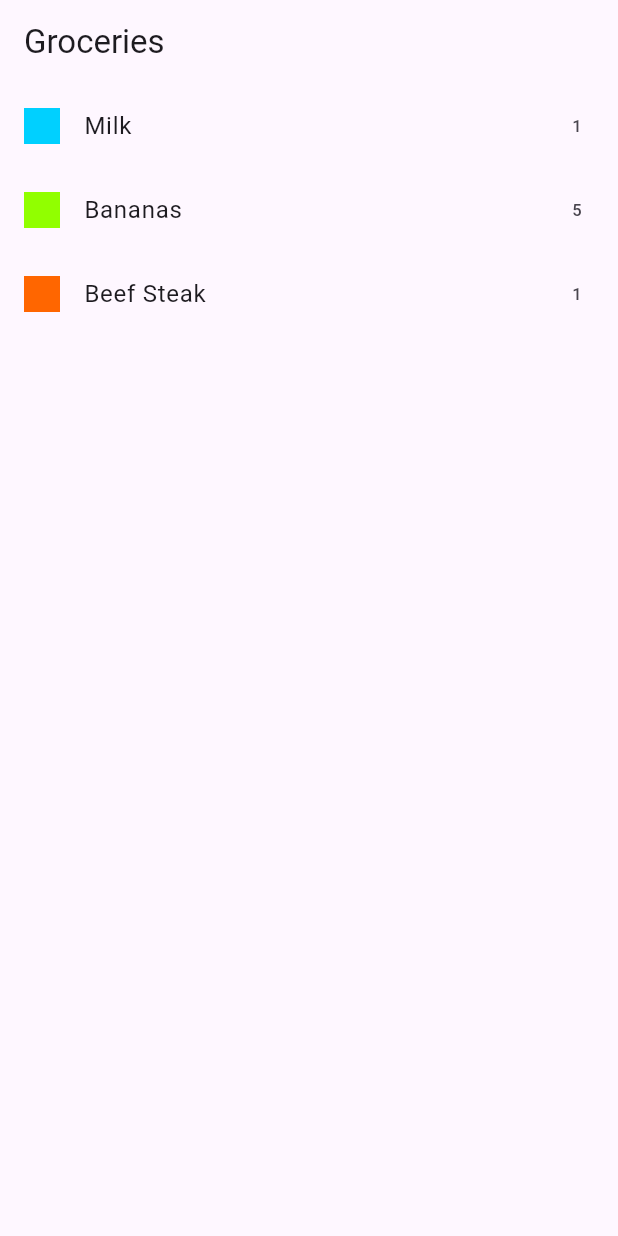
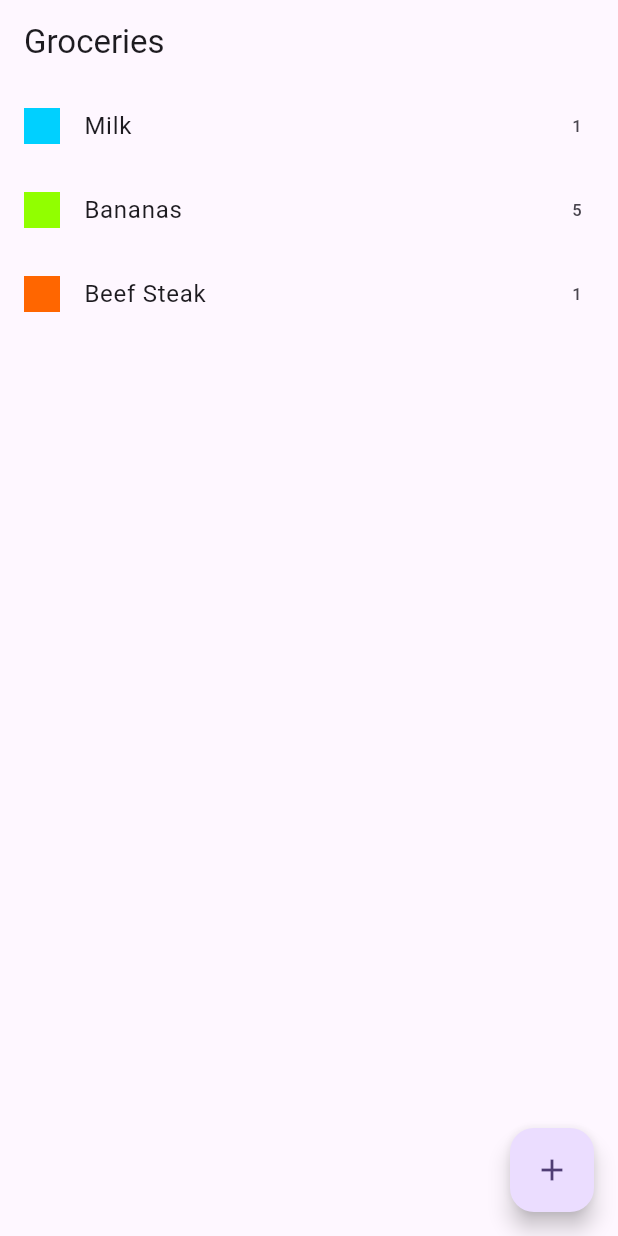
Before and after one commit to rizfirsy-gh/shopping_list_flutter, a Flutter app: the screen it shows after launch, on a phone screen of 412 x 824 dp. Run offline on Flutter 3.47's test engine with Material 3 defaults, Android fonts, the phone set to English and light mode, and no system bars.

```diff
--- a/lib/main.dart
+++ b/lib/main.dart
@@ -1,5 +1,5 @@
 import 'package:flutter/material.dart';
-import 'package:shopping_list/widgets/groceriy_list.dart';
+import 'package:shopping_list/widgets/grocery_list.dart';
 
 void main() {
   runApp(const MyApp());
--- a/lib/widgets/groceriy_list.dart
+++ b/lib/widgets/grocery_list.dart
@@ -1,10 +1,19 @@
-import 'package:flutter/cupertino.dart';
 import 'package:flutter/material.dart';
-
+import 'package:shopping_list/widgets/new_item_screen.dart';
 import 'package:shopping_list/data/dummy_items.dart';
 
-class GroceryList extends StatelessWidget {
+class GroceryList extends StatefulWidget {
   const GroceryList({super.key});
+
+  @override
+  State<GroceryList> createState() => _GroceryListState();
+}
+
+class _GroceryListState extends State<GroceryList> {
+  void _addItem() {
+    Navigator.of(context)
+        .push(MaterialPageRoute(builder: (ctx) => const NewItemScreen()));
+  }
 
   @override
   Widget build(BuildContext context) {
@@ -21,8 +30,12 @@ class GroceryList extends StatelessWidget {
                   height: 24,
                   color: groceryItems[index].category.color,
                 ),
-            trailing: Text(groceryItems[index].quantity.toString()),
+                trailing: Text(groceryItems[index].quantity.toString()),
               )),
+      floatingActionButton: FloatingActionButton(
+        onPressed: _addItem,
+        child: const Icon(Icons.add),
+      ),
     );
   }
 }
--- a/lib/widgets/new_item.dart
+++ /dev/null
@@ -1 +0,0 @@
-import 'package:flutter/material.dart';
```
Also changed, not shown: lib/widgets/new_item_screen.dart (added, +20 -0 lines).
